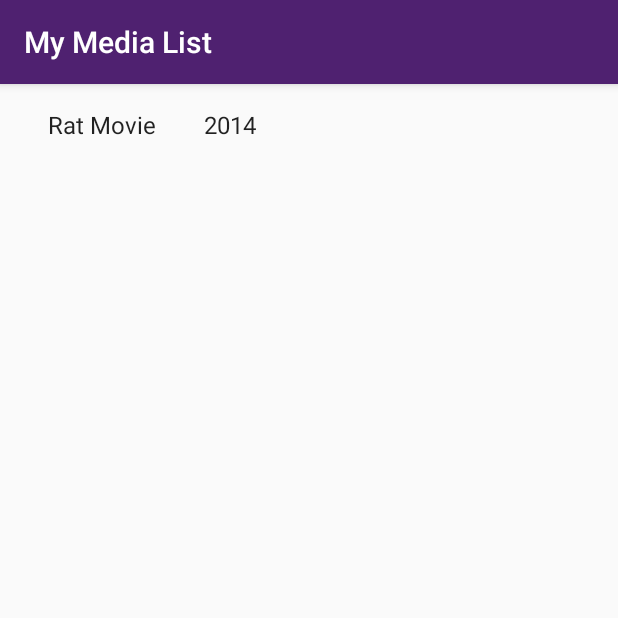
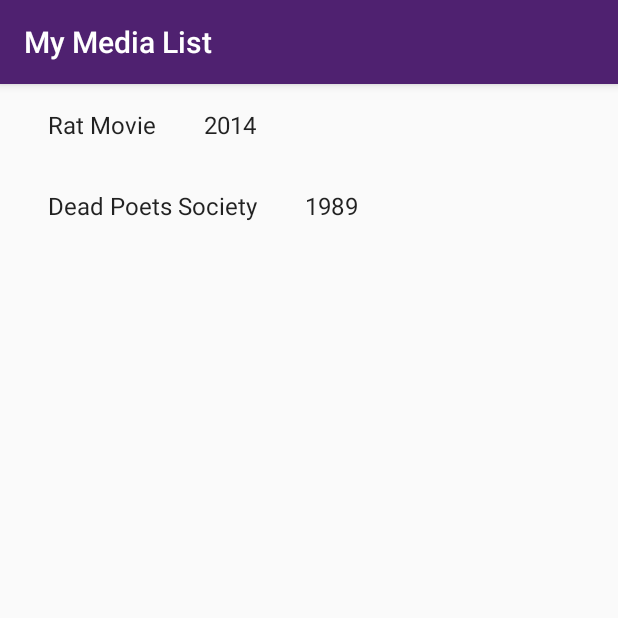
Before and after one commit to richtanner/MediaListWebStuff2020, an Android app: the screen it shows after launch (MovieListActivity), on a phone screen of 412 x 824 dp, the top half of it. Run offline under Robolectric (Android 15) with nearby library versions, the phone set to English and light mode, and no system bars.

Commit message:
second movie

```diff
--- a/app/src/main/java/com/fall2019/cs315/mediawebstuff/DumbMovieContent.java
+++ b/app/src/main/java/com/fall2019/cs315/mediawebstuff/DumbMovieContent.java
@@ -26,7 +26,7 @@ public class DumbMovieContent {
 
     // CS315: DO THIS
     // TODO: Create five NEW movie objects here. Complete with images and URLs. DELETE the two existing movies, they are only here as an example
-
+//Rat Movie
     private static final String movie1Title = "Rat Movie";
     private static final String movie1Description = "In the middle of the night, The Rats and their leader The Giant Rat sing their legendary chant:\n" +
             "\n" +
@@ -39,6 +39,17 @@ public class DumbMovieContent {
     private static final String movie1Image = "Rat Movie";
     private static final String movie1Weblink = "https://jerma-lore.fandom.com/wiki/Rat_Movie";
 
+//Dead Poets Society
+    private static final String movie2Title = "Dead Poets Society";
+    private static final String movie2Description = "A new English teacher, John Keating (Robin Williams), is introduced to an all-boys " +
+            "preparatory school that is known for its ancient traditions and high standards. He uses unorthodox methods to reach out to his " +
+            "students, who face enormous pressures from their parents and the school. With Keating's help, students Neil Perry (Robert Sean Leonard), " +
+            "Todd Anderson (Ethan Hawke) and others learn to break out of their shells, pursue their dreams and seize the day.";
+    private static final String movie2Year = "1989";
+    private static final String movie2Image = "Dead Poets";
+    private static final String movie2Weblink = "https://www.rottentomatoes.com/m/dead_poets_society";
+
+
 
 
 
@@ -48,11 +59,13 @@ public class DumbMovieContent {
     public List<MovieModel> createMovieMagic () {
 
         // make those movie objects
-        MovieModel romcom = new MovieModel(movie1Title, movie1Description, movie1Year, movie1Image, movie1Weblink);
+        MovieModel ratMovie = new MovieModel(movie1Title, movie1Description, movie1Year, movie1Image, movie1Weblink);
+        MovieModel deadPoets = new MovieModel(movie2Title, movie2Description, movie2Year, movie2Image, movie2Weblink);
 
         // add EACH movie object to our lists and maps
 
-        addMovieToList(romcom);
+        addMovieToList(ratMovie);
+        addMovieToList(deadPoets);
 
         // no more movies to add?  Okay... return our list
         return MOVIES;
--- a/app/src/main/java/com/fall2019/cs315/mediawebstuff/MovieDetailFragment.java
+++ b/app/src/main/java/com/fall2019/cs315/mediawebstuff/MovieDetailFragment.java
@@ -67,6 +67,8 @@ public class MovieDetailFragment extends Fragment {
                     case "Rat Movie":
                         thisMovieImageView.setImageResource(R.drawable.ratmovie);
                         break;
+                    case "Dead Poets":
+                        thisMovieImageView.setImageResource(R.drawable.deadpoet);
                     default:
                         break;
                 }
```
Also changed, not shown: app/src/main/res/values/strings.xml (+12 -4 lines), app/src/main/res/drawable/deadpoet.jpg (added).
